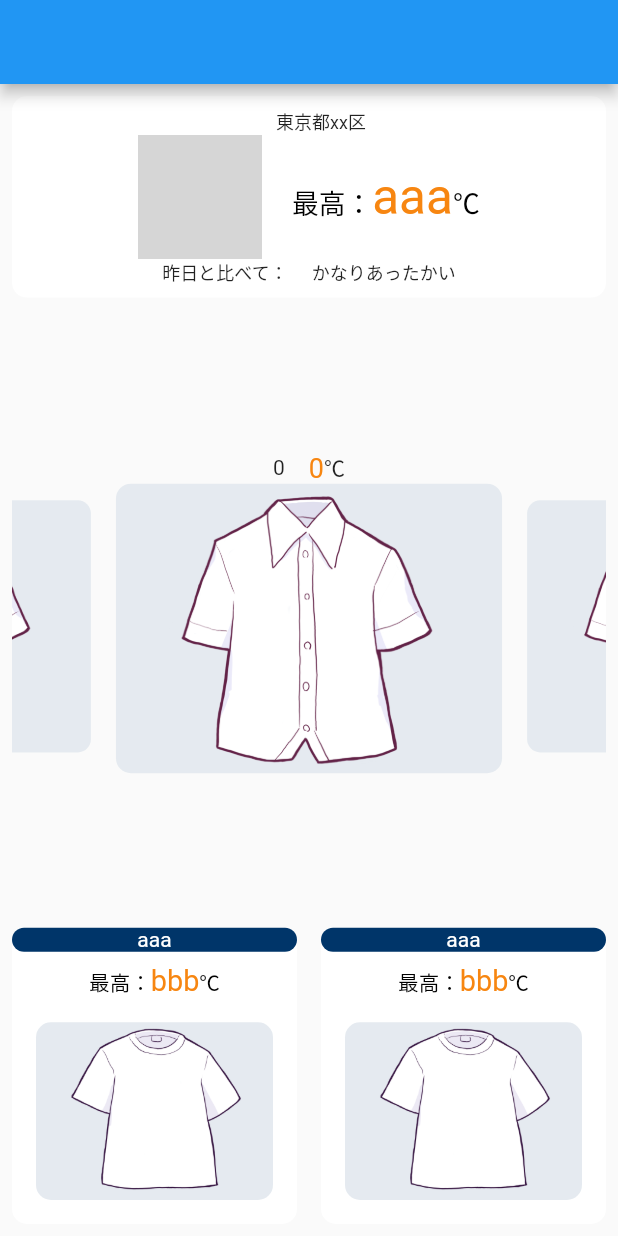
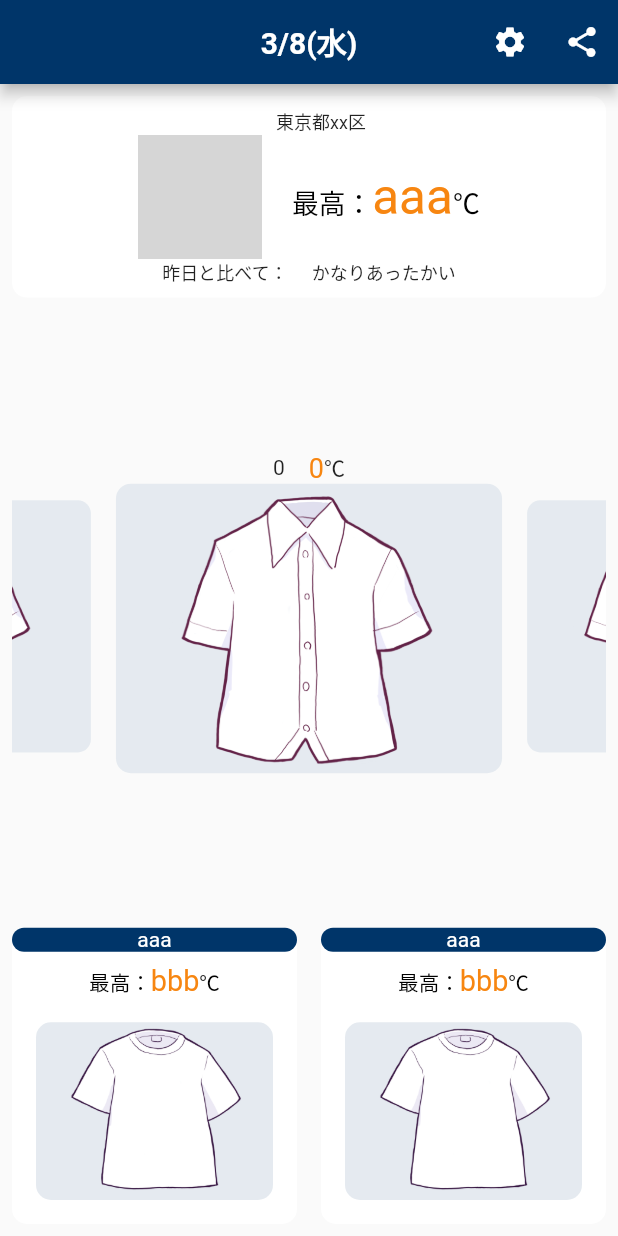
Before and after one commit to haterain0203/weather_clothes, a Flutter app: the screen it shows after launch, on a phone screen of 412 x 824 dp. Run offline on Flutter 3.47's test engine with Material 2 defaults, Android fonts, the phone set to English and light mode, and no system bars; drawn by our look-alikes of cached_network_image, carousel_slider; our stand-ins replace hooks_riverpod, sizer; network calls fail; grey boxes are pictures that could not be loaded.

Commit message:
AppBar追加

```diff
--- a/lib/home_page.dart
+++ b/lib/home_page.dart
@@ -1,5 +1,6 @@
 import 'package:carousel_slider/carousel_slider.dart';
 import 'package:flutter/material.dart';
+import 'package:intl/intl.dart';
 
 import 'component/address_part.dart';
 import 'component/clothes_container.dart';
@@ -14,7 +15,33 @@ class HomePage extends StatelessWidget {
   @override
   Widget build(BuildContext context) {
     return Scaffold(
-      appBar: AppBar(),
+      appBar: AppBar(
+        backgroundColor: const Color(0xFF003569),
+        //TODO 本日の日付を取得して表示
+        //TODO レイアウト的に数字のみフォントを大きくする予定
+        title: Text(
+          _setDateStr(DateTime.now()),
+          style: const TextStyle(
+            color: Colors.white,
+            fontWeight: FontWeight.bold,
+          ),
+        ),
+        centerTitle: true,
+        actions: [
+          IconButton(
+            onPressed: () {
+              //TODO 押下処理
+            },
+            icon: const Icon(Icons.settings),
+          ),
+          IconButton(
+            onPressed: () {
+              //TODO 押下処理
+            },
+            icon: const Icon(Icons.share),
+          ),
+        ],
+      ),
       body: Padding(
         padding: const EdgeInsets.all(8.0),
         child: Column(
@@ -106,6 +133,14 @@ class HomePage extends StatelessWidget {
     );
   }
 
+  String _setDateStr(DateTime today) {
+    final dateFormat = DateFormat('M/d');
+    final strDate = dateFormat.format(today);
+    final dateFormatDayOfWeek = DateFormat.E('ja');
+    final strDayOfWeek = dateFormatDayOfWeek.format(today);
+    return "$strDate($strDayOfWeek)";
+  }
+
   String _selectClothImageUrl(int temp) {
     const baseURL = "assets/images/";
     if (temp >= 30) return "${baseURL}t-shirt.png";
```
